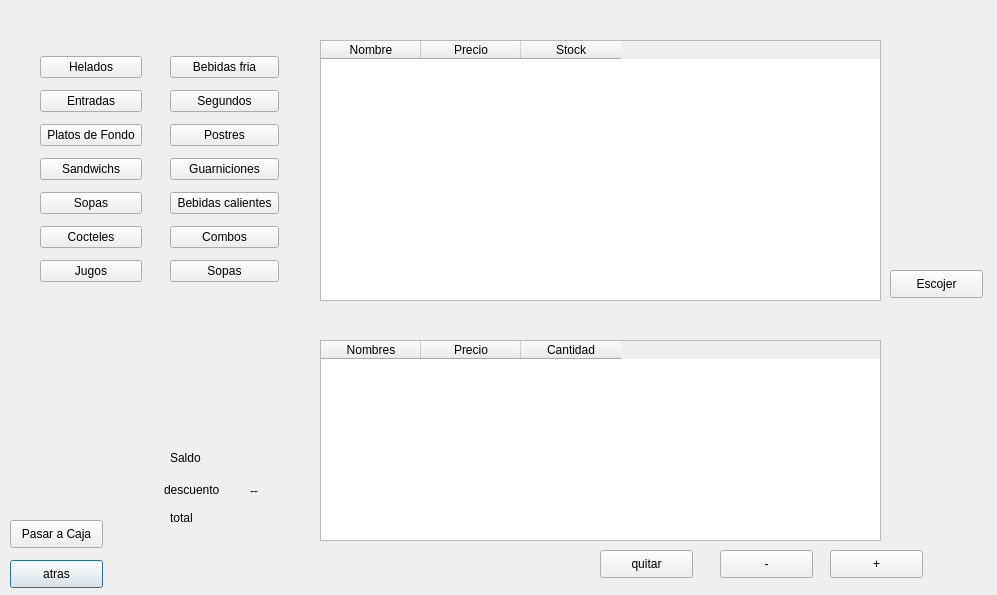
First picture: the form in RestSucursal/registrarmesa.ui, repository kpzaolod6000/HELLOWORLD, before the edit.
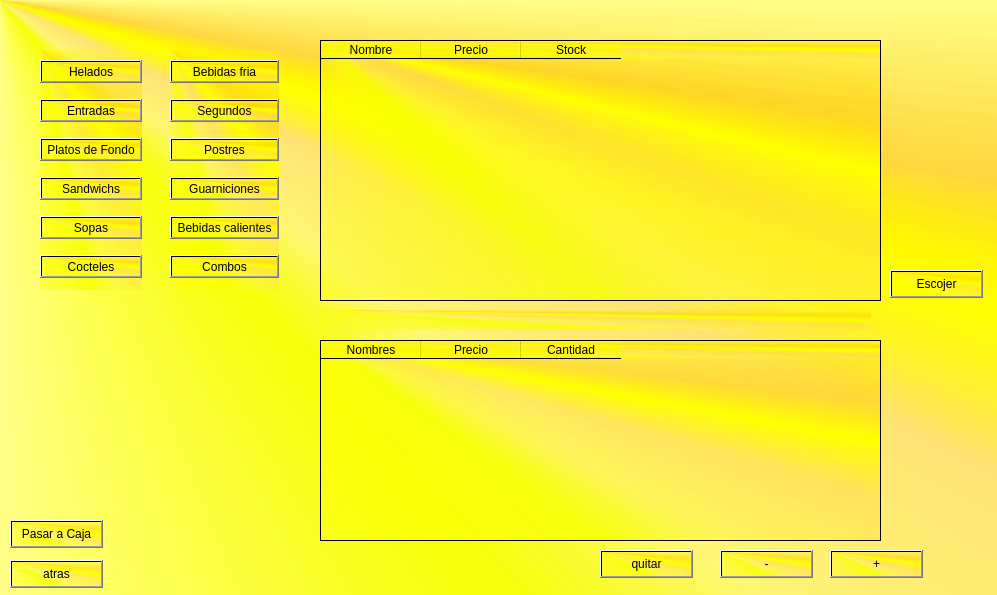
Second picture: the form after the edit.

What changed in the file:
```diff
--- a/RestSucursal/registrarmesa.ui
+++ b/RestSucursal/registrarmesa.ui
@@ -13,6 +13,9 @@
   <property name="windowTitle">
    <string>Dialog</string>
   </property>
+  <property name="styleSheet">
+   <string notr="true">background-color: qconicalgradient(cx:0, cy:0, angle:135, stop:0 rgba(255, 255, 0, 69), stop:0.375 rgba(255, 255, 0, 69), stop:0.423533 rgba(251, 255, 0, 145), stop:0.45 rgba(247, 255, 0, 208), stop:0.477581 rgba(255, 244, 71, 130), stop:0.518717 rgba(255, 218, 71, 130), stop:0.55 rgba(255, 255, 0, 255), stop:0.57754 rgba(255, 203, 0, 130), stop:0.625 rgba(255, 255, 0, 69), stop:1 rgba(255, 255, 0, 69));</string>
+  </property>
   <widget class="QPushButton" name="pushButton_back">
    <property name="geometry">
     <rect>
@@ -141,84 +144,6 @@
     <string/>
    </property>
   </widget>
-  <widget class="QLabel" name="label_saldo">
-   <property name="geometry">
-    <rect>
-     <x>240</x>
-     <y>450</y>
-     <width>61</width>
-     <height>21</height>
-    </rect>
-   </property>
-   <property name="text">
-    <string/>
-   </property>
-  </widget>
-  <widget class="QLabel" name="label_2">
-   <property name="geometry">
-    <rect>
-     <x>250</x>
-     <y>480</y>
-     <width>61</width>
-     <height>21</height>
-    </rect>
-   </property>
-   <property name="text">
-    <string>--</string>
-   </property>
-  </widget>
-  <widget class="QLabel" name="label_total">
-   <property name="geometry">
-    <rect>
-     <x>240</x>
-     <y>510</y>
-     <width>61</width>
-     <height>21</height>
-    </rect>
-   </property>
-   <property name="text">
-    <string/>
-   </property>
-  </widget>
-  <widget class="QLabel" name="label_4">
-   <property name="geometry">
-    <rect>
-     <x>170</x>
-     <y>450</y>
-     <width>55</width>
-     <height>16</height>
-    </rect>
-   </property>
-   <property name="text">
-    <string>Saldo</string>
-   </property>
-  </widget>
-  <widget class="QLabel" name="label_5">
-   <property name="geometry">
-    <rect>
-     <x>164</x>
-     <y>480</y>
-     <width>61</width>
-     <height>20</height>
-    </rect>
-   </property>
-   <property name="text">
-    <string>descuento</string>
-   </property>
-  </widget>
-  <widget class="QLabel" name="label_6">
-   <property name="geometry">
-    <rect>
-     <x>170</x>
-     <y>510</y>
-     <width>55</width>
-     <height>16</height>
-    </rect>
-   </property>
-   <property name="text">
-    <string>total</string>
-   </property>
-  </widget>
   <widget class="QPushButton" name="pushButton_registrar">
    <property name="geometry">
     <rect>
@@ -232,7 +157,7 @@
     <string>Pasar a Caja</string>
    </property>
   </widget>
-  <widget class="QWidget" name="">
+  <widget class="QWidget" name="layoutWidget">
    <property name="geometry">
     <rect>
      <x>170</x>
@@ -284,16 +209,9 @@
       </property>
      </widget>
     </item>
-    <item>
-     <widget class="QPushButton" name="pushButton_14">
-      <property name="text">
-       <string>Sopas</string>
-      </property>
-     </widget>
-    </item>
    </layout>
   </widget>
-  <widget class="QWidget" name="">
+  <widget class="QWidget" name="layoutWidget">
    <property name="geometry">
     <rect>
      <x>40</x>
@@ -345,13 +263,6 @@
       </property>
      </widget>
     </item>
-    <item>
-     <widget class="QPushButton" name="pushButton_jugo">
-      <property name="text">
-       <string>Jugos</string>
-      </property>
-     </widget>
-    </item>
    </layout>
   </widget>
  </widget>
```
